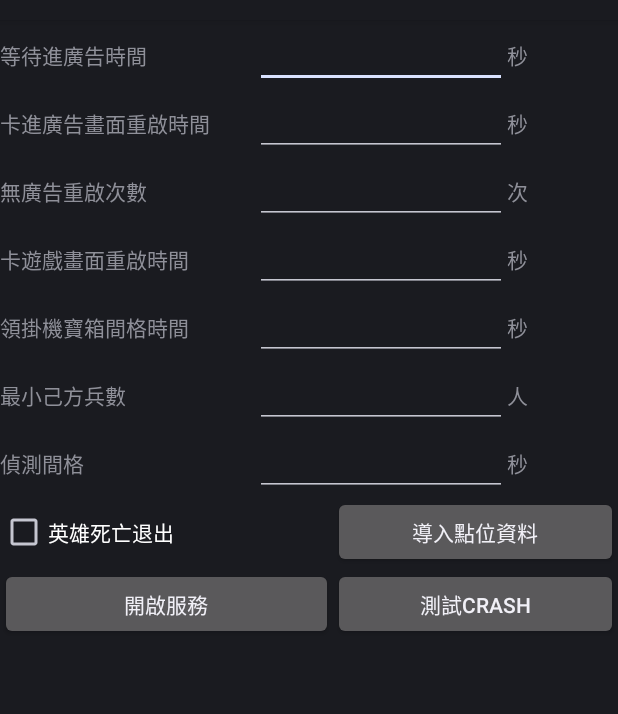
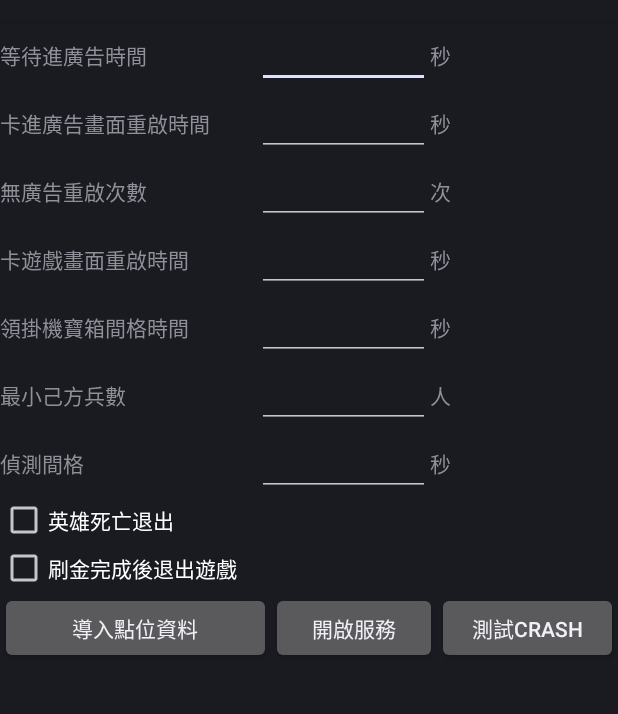
Before and after one commit to Mimismoney/AowTest, an Android app: the layout activity_main.xml on its own in the app's theme, with its tools: preview values and no code run, on a phone screen of 412 x 824 dp, the part 64-778 px from its top. Run offline under Robolectric (Android 15) with nearby library versions, the phone set to English and light mode, and no system bars; network calls fail.

Commit message:
Add an option that quit the game after the limitation of earning golds has reached.

```diff
--- a/app/src/main/AndroidManifest.xml
+++ b/app/src/main/AndroidManifest.xml
@@ -4,7 +4,6 @@
 
     <uses-permission android:name="android.permission.FOREGROUND_SERVICE" />
     <uses-permission android:name="android.permission.KILL_BACKGROUND_PROCESSES" />
-    <uses-permission android:name="android.permission.WAKE_LOCK"/>
 
     <application android:label="@string/app_name" android:allowNativeHeapPointerTagging="false">
         <activity
--- a/app/src/main/res/layout/activity_main.xml
+++ b/app/src/main/res/layout/activity_main.xml
@@ -49,15 +49,14 @@
             </TableRow>
             <TableRow>
                 <CheckBox android:text="英雄死亡退出" android:id="@+id/hero_dead_quit" android:layout_weight="1" />
-                <Button android:text="導入點位資料" android:layout_weight="1" android:onClick="onPointDataClick"/>
             </TableRow>
             <TableRow>
-                <Button android:text="開啟服務"
-                    android:onClick="onStartServiceClick"
-                    android:layout_weight="1"
-                    android:layout_height="wrap_content"
-                    android:layout_width="match_parent" />
-                <Button android:text="測試Crash" android:onClick="onCrashClick" android:layout_weight="1" android:layout_height="wrap_content" android:layout_width="match_parent" android:id="@+id/crash_test"/>
+                <CheckBox android:text="刷金完成後退出遊戲" android:id="@+id/finish_quit_game" android:layout_weight="1" />
+            </TableRow>
+            <TableRow>
+                <Button android:text="導入點位資料" android:layout_weight="1" android:onClick="onPointDataClick"/>
+                <Button android:text="開啟服務" android:onClick="onStartServiceClick" android:layout_weight="1" />
+                <Button android:text="測試Crash" android:onClick="onCrashClick" android:layout_weight="1" android:id="@+id/crash_test"/>
             </TableRow>
         </TableLayout>
     </ScrollView>
--- a/app/src/main/res/values/strings.xml
+++ b/app/src/main/res/values/strings.xml
@@ -9,5 +9,6 @@
     <string name="min_self_soldiers">MinSelfSoldiers</string>
     <string name="detect_period_seconds">DetectPeriodSeconds</string>
     <string name="hero_dead_quit">HeroDeadQuit</string>
+    <string name="finish_quit_game">FinishQuitScript</string>
     <string name="accessibility_service_description">使用自動點擊</string>
 </resources>
--- a/app/src/main/res/values/integers.xml
+++ b/app/src/main/res/values/values.xml
@@ -8,4 +8,5 @@
     <integer name="min_self_soldiers">200</integer>
     <dimen name="detect_period_seconds">1</dimen>
     <bool name="hero_dead_quit">true</bool>
+    <bool name="finish_quit_game">false</bool>
 </resources>
```
Also changed, not shown: app/build.gradle (+28 -2 lines), app/src/main/java/com/aowtest/myapplication/AowScript.kt (+17 -3 lines), app/src/main/java/com/aowtest/myapplication/MainActivity.kt (+18 -2 lines), app/src/main/java/com/aowtest/myapplication/MyService.kt (+2 -10 lines).
